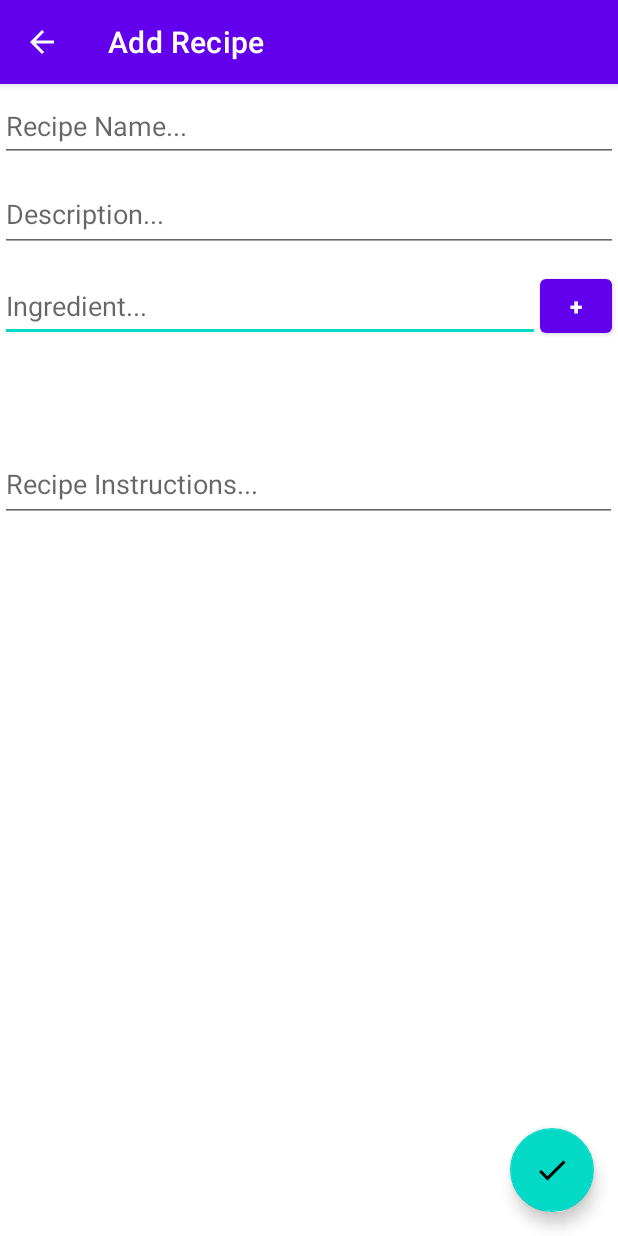
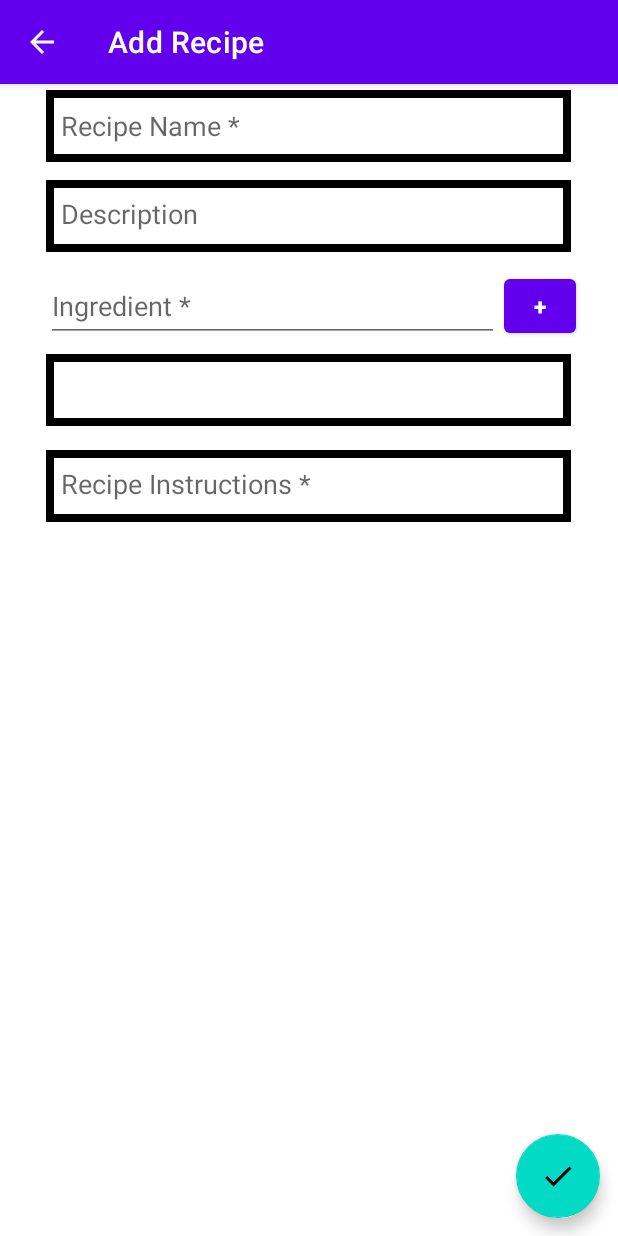
Before and after one commit to GodlewsO/comp4200-project, an Android app: the AddRecipeActivity screen opened directly, with no data from a screen before it, on a phone screen of 412 x 824 dp. Run offline under Robolectric (Android 15) with nearby library versions, the phone set to English and light mode, and no system bars.

Commit message:
fixed add recipe bugs and updated visuals

```diff
--- a/app/src/main/java/com/example/recipieapp/AddRecipeActivity.java
+++ b/app/src/main/java/com/example/recipieapp/AddRecipeActivity.java
@@ -4,6 +4,7 @@ import androidx.appcompat.app.AppCompatActivity;
 
 import android.os.Bundle;
 import android.view.View;
+import android.view.ViewGroup;
 import android.widget.ArrayAdapter;
 import android.widget.Button;
 import android.widget.EditText;
@@ -15,6 +16,8 @@ import com.google.android.material.floatingactionbutton.FloatingActionButton;
 import java.util.ArrayList;
 
 public class AddRecipeActivity extends AppCompatActivity {
+    private final int INGREDIENT_SIZE = 130;
+
     private final String MISSING_INPUT_MESSAGE = "Required fields missing";
     private final String ADD_FAILED_MESSAGE = "Failed to add recipe";
     private final String EMPTY_INPUT_MESSAGE = "Cannot be empty";
@@ -50,6 +53,8 @@ public class AddRecipeActivity extends AppCompatActivity {
         ArrayAdapter arrayAdapter = new ArrayAdapter<>(this,
                 android.R.layout.simple_list_item_1, ingredientsLst);
         listView.setAdapter(arrayAdapter);
+
+        ViewGroup.LayoutParams params = listView.getLayoutParams();
 
         btnAdd.setOnClickListener(view -> {
             DatabaseHelper databaseHelper = new DatabaseHelper(AddRecipeActivity.this);
@@ -106,7 +111,8 @@ public class AddRecipeActivity extends AppCompatActivity {
             ingredientsLst.add(ingredient);
             arrayAdapter.notifyDataSetChanged();
             makeToast(INGREDIENT_ADDED_MESSAGE);
-            return;
+
+            params.height = INGREDIENT_SIZE * ingredientsLst.size();
         });
 
     }
--- a/app/src/main/java/com/example/recipieapp/ViewRecipeActivity.java
+++ b/app/src/main/java/com/example/recipieapp/ViewRecipeActivity.java
@@ -15,17 +15,21 @@ import android.view.Menu;
 import android.view.MenuInflater;
 import android.view.MenuItem;
 import android.view.View;
+import android.view.ViewGroup;
 import android.widget.ArrayAdapter;
 import android.widget.Button;
 import android.widget.EditText;
+import android.widget.LinearLayout;
 import android.widget.ListView;
 import android.widget.ProgressBar;
 import android.widget.TextView;
 import android.widget.Toast;
 
 public class ViewRecipeActivity extends AppCompatActivity {
+    private final int INGREDIENT_SIZE = 128;
+
     private ListView listViewIngredients;
-    private TextView textViewInstructions, textViewName;
+    private TextView textViewInstructions;
     private EditText editTextAlarmTime;
     private ProgressBar progressBarAlarm;
     private Button buttonStartPauseTimer, buttonCancelTimer;
@@ -48,7 +52,6 @@ public class ViewRecipeActivity extends AppCompatActivity {
 
         recipeID = getIntent().getStringExtra("recipe-id");
 
-        textViewName = findViewById(R.id.textViewName1);
         listViewIngredients = findViewById(R.id.listViewIngredients);
         textViewInstructions = findViewById(R.id.textViewInstructions);
         editTextAlarmTime = findViewById(R.id.editTextAlarmTime);
@@ -62,11 +65,14 @@ public class ViewRecipeActivity extends AppCompatActivity {
         recipeInstructions = thisIntent.getStringExtra("recipe-instructions");
         recipeIngredients = ingredientsToLst(thisIntent.getStringExtra("recipe-ingredients"));
 
-        textViewName.setText(recipeName);
+        setTitle(recipeName.substring(0, 1).toUpperCase() + recipeName.substring(1));
         listViewIngredients.setChoiceMode(ListView.CHOICE_MODE_MULTIPLE);
         listViewIngredients.setAdapter(new ArrayAdapter<>(this,
                 android.R.layout.simple_list_item_multiple_choice, recipeIngredients));
         textViewInstructions.setText(recipeInstructions);
+
+        ViewGroup.LayoutParams params = listViewIngredients.getLayoutParams();
+        params.height = INGREDIENT_SIZE * recipeIngredients.length;
 
         startTimerOnClick = view -> {
             // get time from user
--- a/app/src/main/res/layout/activity_add_recipe.xml
+++ b/app/src/main/res/layout/activity_add_recipe.xml
@@ -1,72 +1,98 @@
 <?xml version="1.0" encoding="utf-8"?>
-<androidx.constraintlayout.widget.ConstraintLayout xmlns:android="http://schemas.android.com/apk/res/android"
+
+<RelativeLayout xmlns:android="http://schemas.android.com/apk/res/android"
     xmlns:app="http://schemas.android.com/apk/res-auto"
     xmlns:tools="http://schemas.android.com/tools"
+    android:layout_width="match_parent"
+    android:layout_height="match_parent" >
+
+    <androidx.core.widget.NestedScrollView
+        android:layout_width="match_parent"
+        android:layout_height="match_parent"
+        android:fillViewport="true"
+        app:layout_constrainedHeight="false">
+
+        <androidx.constraintlayout.widget.ConstraintLayout
             android:layout_width="match_parent"
             android:layout_height="match_parent"
             tools:context=".AddRecipeActivity">
 
             <EditText
                 android:id="@+id/editTextIngredient"
-        android:layout_width="0dp"
+                android:layout_width="302dp"
                 android:layout_height="48dp"
                 android:layout_marginTop="12dp"
                 android:ems="10"
-        android:hint="Ingredient..."
+                android:hint="Ingredient *"
                 android:inputType="textPersonName"
                 android:maxLength="50"
                 android:maxLines="1"
                 android:minHeight="48dp"
                 android:singleLine="true"
                 app:layout_constraintEnd_toStartOf="@+id/btnAddIngredient"
+                app:layout_constraintHorizontal_bias="0.909"
                 app:layout_constraintStart_toStartOf="parent"
                 app:layout_constraintTop_toBottomOf="@+id/editTextDescription" />
 
             <EditText
                 android:id="@+id/editTextName"
-        android:layout_width="0dp"
+                android:layout_width="350dp"
                 android:layout_height="48dp"
                 android:layout_marginTop="4dp"
+                android:background="@drawable/textview_border"
                 android:ems="10"
-        android:hint="Recipe Name..."
+                android:hint="Recipe Name *"
+                android:includeFontPadding="true"
                 android:inputType="textPersonName"
                 android:maxLines="1"
                 android:minHeight="48dp"
+                android:paddingLeft="10dp"
+                android:paddingRight="10dp"
                 android:singleLine="true"
                 app:layout_constraintEnd_toEndOf="parent"
-        app:layout_constraintHorizontal_bias="0.034"
+                app:layout_constraintHorizontal_bias="0.491"
                 app:layout_constraintStart_toStartOf="parent"
                 app:layout_constraintTop_toTopOf="parent" />
 
             <EditText
                 android:id="@+id/editTextInstructions"
-        android:layout_width="411dp"
+                android:layout_width="350dp"
                 android:layout_height="wrap_content"
-        android:layout_marginTop="12dp"
+                android:layout_marginTop="16dp"
+                android:background="@drawable/textview_border"
                 android:ems="10"
                 android:gravity="top"
-        android:hint="Recipe Instructions..."
+                android:hint="Recipe Instructions *"
                 android:inputType="textMultiLine|textPersonName"
                 android:minHeight="48dp"
+                android:paddingLeft="10dp"
+                android:paddingTop="10dp"
+                android:paddingRight="10dp"
+                android:paddingBottom="10dp"
                 android:singleLine="false"
                 app:layout_constraintEnd_toEndOf="parent"
-        app:layout_constraintHorizontal_bias="0.0"
+                app:layout_constraintHorizontal_bias="0.491"
                 app:layout_constraintStart_toStartOf="parent"
                 app:layout_constraintTop_toBottomOf="@+id/listView" />
 
             <EditText
                 android:id="@+id/editTextDescription"
-        android:layout_width="0dp"
+                android:layout_width="350dp"
                 android:layout_height="wrap_content"
                 android:layout_marginTop="12dp"
+                android:background="@drawable/textview_border"
                 android:ems="10"
-        android:gravity="top"
-        android:hint="Description..."
-        android:inputType="textMultiLine|textPersonName"
-        android:maxLines="2"
+                android:gravity="top|center_vertical"
+                android:hint="Description"
+                android:inputType="textPersonName"
+                android:maxLines="1"
                 android:minHeight="48dp"
+                android:paddingLeft="10dp"
+                android:paddingTop="10dp"
+                android:paddingRight="10dp"
+                android:singleLine="true"
                 app:layout_constraintEnd_toEndOf="parent"
-        app:layout_constraintHorizontal_bias="0.0"
+                app:layout_constraintHorizontal_bias="0.491"
                 app:layout_constraintStart_toStartOf="parent"
                 app:layout_constraintTop_toBottomOf="@+id/editTextName" />
 
@@ -74,35 +100,43 @@
                 android:id="@+id/btnAddIngredient"
                 android:layout_width="48dp"
                 android:layout_height="48dp"
-        android:layout_marginEnd="4dp"
+                android:layout_marginEnd="28dp"
                 android:text="+"
                 android:textSize="15sp"
                 android:textStyle="bold"
                 app:layout_constraintEnd_toEndOf="parent"
                 app:layout_constraintTop_toTopOf="@+id/editTextIngredient" />
 
+            <ListView
+                android:id="@+id/listView"
+                android:layout_width="350dp"
+                android:layout_height="48dp"
+                android:layout_marginTop="8dp"
+                android:background="@drawable/textview_border"
+                android:isScrollContainer="false"
+                android:paddingLeft="10dp"
+                android:paddingRight="10dp"
+                android:scrollbars="none"
+                app:layout_constraintEnd_toEndOf="parent"
+                app:layout_constraintHeight_min="48dp"
+                app:layout_constraintHorizontal_bias="0.491"
+                app:layout_constraintStart_toStartOf="parent"
+                app:layout_constraintTop_toBottomOf="@+id/editTextIngredient" />
+
+        </androidx.constraintlayout.widget.ConstraintLayout>
+    </androidx.core.widget.NestedScrollView>
+
     <com.google.android.material.floatingactionbutton.FloatingActionButton
         android:id="@+id/btnAdd"
         android:layout_width="wrap_content"
         android:layout_height="wrap_content"
-        android:layout_marginEnd="16dp"
-        android:layout_marginBottom="16dp"
+        android:layout_alignParentEnd="true"
+        android:layout_alignParentBottom="true"
+        android:layout_marginEnd="12dp"
+        android:layout_marginBottom="12dp"
         android:clickable="true"
-        app:layout_constraintBottom_toBottomOf="parent"
-        app:layout_constraintEnd_toEndOf="parent"
         app:rippleColor="@color/teal_700"
         app:srcCompat="@drawable/ic_check"
         tools:ignore="SpeakableTextPresentCheck" />
 
-    <ListView
-        android:id="@+id/listView"
-        android:layout_width="0dp"
-        android:layout_height="wrap_content"
-        android:layout_marginTop="12dp"
-        app:layout_constraintEnd_toEndOf="parent"
-        app:layout_constraintHeight_min="48dp"
-        app:layout_constraintHorizontal_bias="0.0"
-        app:layout_constraintStart_toStartOf="parent"
-        app:layout_constraintTop_toBottomOf="@+id/editTextIngredient" />
-
-</androidx.constraintlayout.widget.ConstraintLayout>
+</RelativeLayout>
--- a/app/src/main/res/layout/activity_view_recipe.xml
+++ b/app/src/main/res/layout/activity_view_recipe.xml
@@ -13,17 +13,6 @@
         android:orientation="vertical">
 
         <TextView
-            android:id="@+id/textViewName1"
-            android:layout_width="match_parent"
-            android:layout_height="wrap_content"
-            android:fontFamily="casual"
-            android:gravity="center"
-            android:text="name"
-            android:textColor="#000000"
-            android:textSize="34sp"
-            android:textStyle="bold" />
-
-        <TextView
             android:id="@+id/textView7"
             android:layout_width="wrap_content"
             android:layout_height="wrap_content"
@@ -36,9 +25,10 @@
         <ListView
             android:id="@+id/listViewIngredients"
             android:layout_width="350dp"
-            android:layout_height="200dp"
+            android:layout_height="wrap_content"
             android:layout_gravity="center"
-            android:layout_marginBottom="30dp" />
+            android:layout_marginBottom="30dp"
+            android:background="@drawable/textview_border" />
 
         <TextView
             android:id="@+id/textView4"
@@ -73,7 +63,6 @@
 
         <ProgressBar
             android:id="@+id/progressBarAlarm"
-            style="@style/Widget.AppCompat.ProgressBar.Horizontal"
             android:layout_width="177dp"
             android:layout_height="40dp"
             android:layout_gravity="center"
```
Lines whose indentation alone changed are shown as unchanged.
